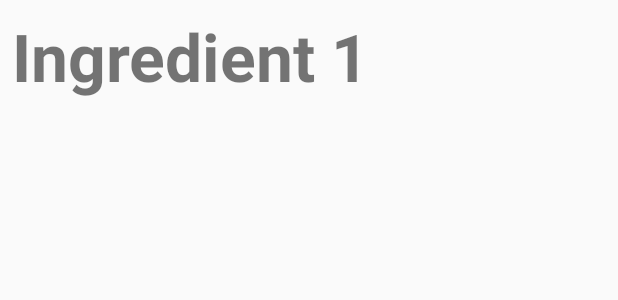
After one commit to marios-codes/BakeThat, an Android app: the layout widget_ingredient_list_item.xml on its own in the app's theme, with its tools: preview values and no code run, on a phone screen of 412 x 824 dp. The commit adds this screen. Shown: the top 300 px of the screen. Run offline under Robolectric (Android 15) with nearby library versions, the phone set to English and light mode, and no system bars.

Commit message:
Save any opened recipe Ingredients to SharedPrefs

```diff
--- a/app/src/main/AndroidManifest.xml
+++ b/app/src/main/AndroidManifest.xml
@@ -1,6 +1,5 @@
 <?xml version="1.0" encoding="utf-8"?>
 <manifest xmlns:android="http://schemas.android.com/apk/res/android"
-  xmlns:tools="http://schemas.android.com/tools"
   package="com.marioszou.android.bakethat">
 
   <uses-permission android:name="android.permission.INTERNET"/>
@@ -38,6 +37,10 @@
         <category android:name="android.intent.category.LAUNCHER"/>
       </intent-filter>
     </activity>
+
+    <service
+      android:name=".Widget.ListWidgetService"
+      android:permission="android.permission.BIND_REMOTEVIEWS"/>
   </application>
 
 </manifest>
--- a/app/src/main/java/com/marioszou/android/bakethat/UI/RecipeStepsFragment.java
+++ b/app/src/main/java/com/marioszou/android/bakethat/UI/RecipeStepsFragment.java
@@ -19,7 +19,7 @@
 import com.marioszou.android.bakethat.Models.Recipe;
 import com.marioszou.android.bakethat.Models.Step;
 import com.marioszou.android.bakethat.R;
-import com.marioszou.android.bakethat.Utils.Ingredients;
+import com.marioszou.android.bakethat.Utils.IngredientsUtils;
 import java.util.List;
 import timber.log.Timber;
 
@@ -73,8 +73,8 @@
   private void setupViews(Recipe recipe) {
     //show recipe's ingredients
     List<Ingredient> ingredientsList = recipe.getIngredients();
-    Timber.d("Ingredients: %s", Ingredients.formatAllIngredientsToString(ingredientsList));
-    ingredientsTextView.setText(Ingredients.formatAllIngredientsToString(ingredientsList));
+    Timber.d("Ingredients: %s", IngredientsUtils.formatAllIngredientsToString(ingredientsList));
+    ingredientsTextView.setText(IngredientsUtils.formatAllIngredientsToString(ingredientsList));
 
     //setup and show recipe's steps in a recycler view
     LinearLayoutManager layoutManager = new LinearLayoutManager(getContext());
--- /dev/null
+++ b/app/src/main/res/layout/widget_ingredient_list_item.xml
@@ -0,0 +1,13 @@
+<?xml version="1.0" encoding="utf-8"?>
+<TextView
+  xmlns:android="http://schemas.android.com/apk/res/android"
+  xmlns:tools="http://schemas.android.com/tools"
+  android:id="@+id/widget_list_item_ingredient_tv"
+  android:layout_width="wrap_content"
+  android:layout_height="wrap_content"
+  android:padding="8dp"
+  android:textStyle="bold"
+  android:textSize="44sp"
+  tools:text="Ingredient 1">
+
+</TextView>
--- a/app/src/main/res/values/strings.xml
+++ b/app/src/main/res/values/strings.xml
@@ -6,5 +6,8 @@
   <string name="steps_label">Steps</string>
   <string name="appwidget_text">EXAMPLE</string>
   <string name="add_widget">Add widget</string>
-  <string name="widget_empty_view_prompt">Open a recipe first</string>
+  <string name="widget_empty_view_prompt">Open a recipe first inside Bake That app</string>
+
+  <!--Shared Preferences keys-->
+  <string name="saved_ingredients_list">saved-list-ingredients</string>
 </resources>
```
Also changed, not shown: app/src/main/java/com/marioszou/android/bakethat/Utils/Ingredients.java (deleted, +0 -22 lines), app/src/main/java/com/marioszou/android/bakethat/Utils/IngredientsUtils.java (added, +22 -0 lines), app/src/main/java/com/marioszou/android/bakethat/Utils/SharePrefsUtils.java (added, +37 -0 lines), app/src/main/java/com/marioszou/android/bakethat/Widget/IngredientsWidgetProvider.java (+22 -2 lines), app/src/main/java/com/marioszou/android/bakethat/Widget/ListWidgetService.java (added, +86 -0 lines).
